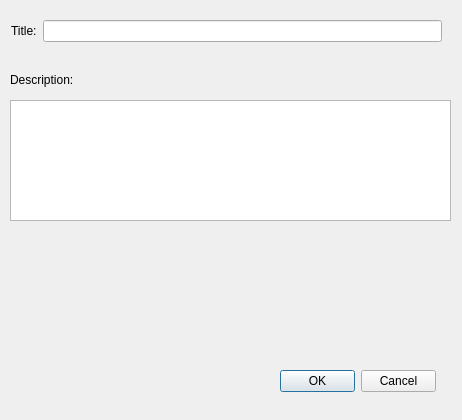
The window that Windows/edittask.ui (adjustive/Todo-Manager) describes before a commit, drawn with Qt 5.
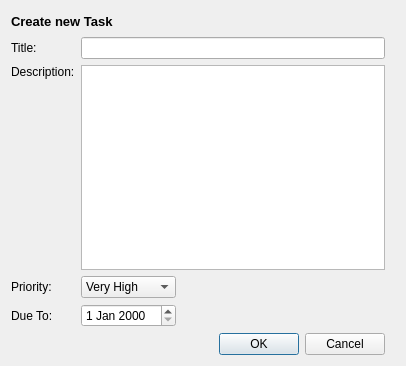
The same window after the commit.

Patch:
```diff
--- a/Windows/edittask.ui
+++ b/Windows/edittask.ui
@@ -6,93 +6,187 @@
    <rect>
     <x>0</x>
     <y>0</y>
-    <width>462</width>
-    <height>420</height>
+    <width>406</width>
+    <height>366</height>
    </rect>
   </property>
   <property name="windowTitle">
    <string>Dialog</string>
   </property>
-  <widget class="QDialogButtonBox" name="buttonBox">
-   <property name="geometry">
-    <rect>
-     <x>280</x>
-     <y>370</y>
-     <width>156</width>
-     <height>23</height>
-    </rect>
-   </property>
-   <property name="orientation">
-    <enum>Qt::Horizontal</enum>
-   </property>
-   <property name="standardButtons">
-    <set>QDialogButtonBox::Cancel|QDialogButtonBox::Ok</set>
-   </property>
-  </widget>
-  <widget class="QTextEdit" name="textEdit">
-   <property name="geometry">
-    <rect>
-     <x>10</x>
-     <y>100</y>
-     <width>441</width>
-     <height>121</height>
-    </rect>
-   </property>
-  </widget>
-  <widget class="QWidget" name="">
-   <property name="geometry">
-    <rect>
-     <x>11</x>
-     <y>20</y>
-     <width>431</width>
-     <height>22</height>
-    </rect>
-   </property>
-   <layout class="QHBoxLayout" name="horizontalLayout">
-    <item>
-     <widget class="QLabel" name="label">
-      <property name="text">
-       <string>Title:</string>
-      </property>
-     </widget>
-    </item>
-    <item>
-     <widget class="QLineEdit" name="lineEdit"/>
-    </item>
-   </layout>
-  </widget>
-  <widget class="QWidget" name="">
-   <property name="geometry">
-    <rect>
-     <x>10</x>
-     <y>70</y>
-     <width>433</width>
-     <height>19</height>
-    </rect>
-   </property>
-   <layout class="QHBoxLayout" name="horizontalLayout_2">
-    <item>
-     <widget class="QLabel" name="label_2">
-      <property name="text">
-       <string>Description:</string>
-      </property>
-     </widget>
-    </item>
-    <item>
-     <spacer name="horizontalSpacer">
-      <property name="orientation">
-       <enum>Qt::Horizontal</enum>
-      </property>
-      <property name="sizeHint" stdset="0">
-       <size>
-        <width>368</width>
-        <height>17</height>
-       </size>
-      </property>
-     </spacer>
-    </item>
-   </layout>
-  </widget>
+  <layout class="QGridLayout" name="gridLayout_2">
+   <item row="0" column="0">
+    <layout class="QGridLayout" name="gridLayout">
+     <item row="0" column="0" colspan="2">
+      <widget class="QLabel" name="label">
+       <property name="font">
+        <font>
+         <pointsize>10</pointsize>
+         <weight>75</weight>
+         <bold>true</bold>
+        </font>
+       </property>
+       <property name="text">
+        <string>Create new Task</string>
+       </property>
+      </widget>
+     </item>
+     <item row="0" column="2" colspan="3">
+      <spacer name="horizontalSpacer_4">
+       <property name="orientation">
+        <enum>Qt::Horizontal</enum>
+       </property>
+       <property name="sizeHint" stdset="0">
+        <size>
+         <width>198</width>
+         <height>20</height>
+        </size>
+       </property>
+      </spacer>
+     </item>
+     <item row="1" column="0">
+      <widget class="QLabel" name="lTitle">
+       <property name="text">
+        <string>Title:</string>
+       </property>
+      </widget>
+     </item>
+     <item row="1" column="1" colspan="4">
+      <widget class="QLineEdit" name="tTitle"/>
+     </item>
+     <item row="2" column="0">
+      <widget class="QLabel" name="lDesc">
+       <property name="text">
+        <string>Description:</string>
+       </property>
+      </widget>
+     </item>
+     <item row="2" column="1" rowspan="2" colspan="4">
+      <widget class="QTextEdit" name="tbDesc"/>
+     </item>
+     <item row="3" column="0">
+      <spacer name="verticalSpacer">
+       <property name="orientation">
+        <enum>Qt::Vertical</enum>
+       </property>
+       <property name="sizeHint" stdset="0">
+        <size>
+         <width>20</width>
+         <height>168</height>
+        </size>
+       </property>
+      </spacer>
+     </item>
+     <item row="3" column="5">
+      <spacer name="horizontalSpacer_2">
+       <property name="orientation">
+        <enum>Qt::Horizontal</enum>
+       </property>
+       <property name="sizeHint" stdset="0">
+        <size>
+         <width>18</width>
+         <height>20</height>
+        </size>
+       </property>
+      </spacer>
+     </item>
+     <item row="4" column="0">
+      <widget class="QLabel" name="lPriority">
+       <property name="text">
+        <string>Priority:</string>
+       </property>
+      </widget>
+     </item>
+     <item row="4" column="1" colspan="2">
+      <widget class="QComboBox" name="comboBox">
+       <item>
+        <property name="text">
+         <string>Very High</string>
+        </property>
+       </item>
+       <item>
+        <property name="text">
+         <string>High</string>
+        </property>
+       </item>
+       <item>
+        <property name="text">
+         <string>Normal</string>
+        </property>
+       </item>
+       <item>
+        <property name="text">
+         <string>Low</string>
+        </property>
+       </item>
+       <item>
+        <property name="text">
+         <string>Very Low</string>
+        </property>
+       </item>
+      </widget>
+     </item>
+     <item row="4" column="3" colspan="2">
+      <spacer name="horizontalSpacer">
+       <property name="orientation">
+        <enum>Qt::Horizontal</enum>
+       </property>
+       <property name="sizeHint" stdset="0">
+        <size>
+         <width>168</width>
+         <height>20</height>
+        </size>
+       </property>
+      </spacer>
+     </item>
+     <item row="5" column="0">
+      <widget class="QLabel" name="lDueTo">
+       <property name="text">
+        <string>Due To:</string>
+       </property>
+      </widget>
+     </item>
+     <item row="5" column="1" colspan="2">
+      <widget class="QDateEdit" name="dateEdit"/>
+     </item>
+     <item row="5" column="3" colspan="2">
+      <spacer name="horizontalSpacer_3">
+       <property name="orientation">
+        <enum>Qt::Horizontal</enum>
+       </property>
+       <property name="sizeHint" stdset="0">
+        <size>
+         <width>168</width>
+         <height>20</height>
+        </size>
+       </property>
+      </spacer>
+     </item>
+     <item row="6" column="0" colspan="4">
+      <spacer name="horizontalSpacer_5">
+       <property name="orientation">
+        <enum>Qt::Horizontal</enum>
+       </property>
+       <property name="sizeHint" stdset="0">
+        <size>
+         <width>158</width>
+         <height>20</height>
+        </size>
+       </property>
+      </spacer>
+     </item>
+     <item row="6" column="4">
+      <widget class="QDialogButtonBox" name="buttonBox">
+       <property name="orientation">
+        <enum>Qt::Horizontal</enum>
+       </property>
+       <property name="standardButtons">
+        <set>QDialogButtonBox::Cancel|QDialogButtonBox::Ok</set>
+       </property>
+      </widget>
+     </item>
+    </layout>
+   </item>
+  </layout>
  </widget>
  <resources/>
  <connections>
```
